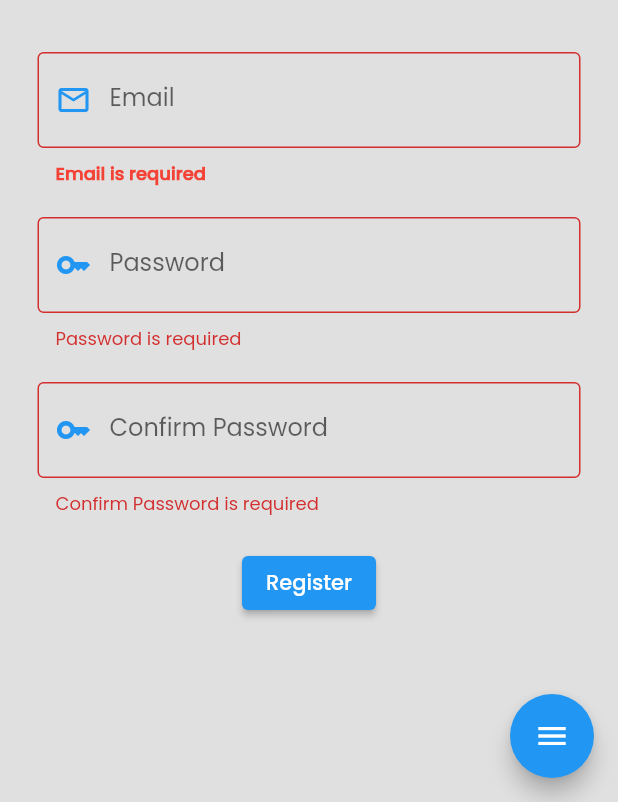
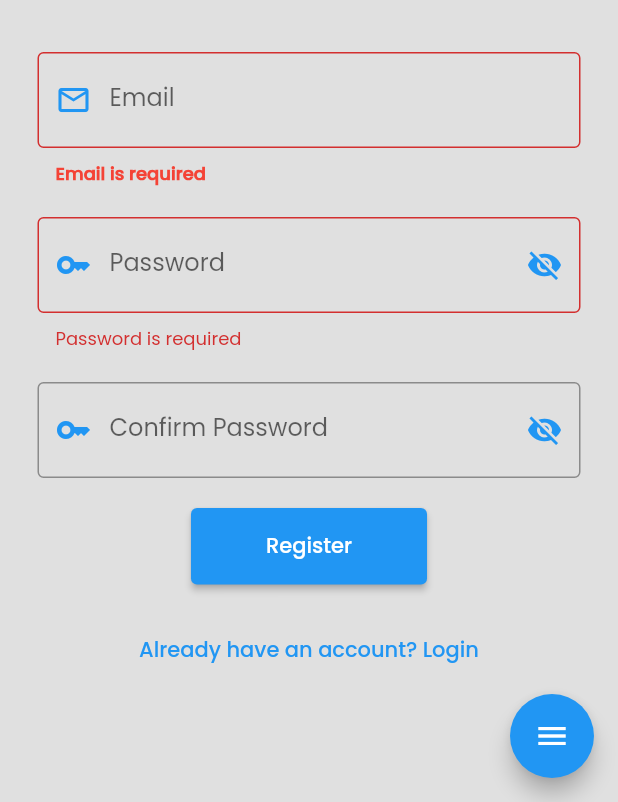
Before and after one commit to BrandonThomas84/gateway-fence-employee, a Flutter app: the RegisterScreen screen opened by its route, after a tap on "Register", on a phone screen of 412 x 824 dp, the part 434-1236 px from its top. Run offline on Flutter 3.47's test engine with Material 2 defaults, Android fonts, the light colour scheme and no system bars; our stand-ins replace firebase_auth, firebase_core, firebase_database, form_field_validator, geolocator, go_router; accounts and stored records are empty.

Commit message:
Adding navigation between register and login

```diff
--- a/lib/screens/register.dart
+++ b/lib/screens/register.dart
@@ -27,10 +27,12 @@ class _RegisterScreenState extends State<RegisterScreen> {
   late final _formkey = GlobalKey<FormState>();
   String _email = '';
   String _password = '';
+  bool _passwordVisible = false;
 
   // necessary for state comparison
   // ignore: unused_field
   String _confirmPassword = '';
+  bool _confirmPasswordVisible = false;
 
   @override
   void initState() {
@@ -91,8 +93,8 @@ class _RegisterScreenState extends State<RegisterScreen> {
                     ),
                     TextFormField(
                       decoration: const InputDecoration(
-                        hintText: 'Email',
                         labelText: 'Email',
+                        hintText: 'Enter your email address',
                         prefixIcon: Icon(
                           Icons.email_outlined,
                           color: AppColors.blue,
@@ -112,15 +114,28 @@ class _RegisterScreenState extends State<RegisterScreen> {
                     ),
                     const SizedBox(height: 20),
                     TextFormField(
-                      obscureText: true,
-                      decoration: const InputDecoration(
-                        hintText: 'Password',
+                      obscureText: !_passwordVisible,
+                      decoration: InputDecoration(
                         labelText: 'Password',
-                        prefixIcon: Icon(
+                        hintText: 'Enter a secure password',
+                        prefixIcon: const Icon(
                           Icons.key_outlined,
                           color: AppColors.blue,
                         ),
-                        border: OutlineInputBorder(),
+                        border: const OutlineInputBorder(),
+                        suffixIcon: IconButton(
+                          icon: Icon(
+                            _passwordVisible
+                                ? Icons.visibility
+                                : Icons.visibility_off,
+                            color: AppColors.blue,
+                          ),
+                          onPressed: () {
+                            setState(() {
+                              _passwordVisible = !_passwordVisible;
+                            });
+                          },
+                        ),
                       ),
                       validator: MultiValidator([
                         RequiredValidator(errorText: 'Password is required'),
@@ -137,27 +152,33 @@ class _RegisterScreenState extends State<RegisterScreen> {
                     ),
                     const SizedBox(height: 20),
                     TextFormField(
-                      obscureText: true,
-                      decoration: const InputDecoration(
-                        hintText: 'Confirm Password',
+                      obscureText: !_passwordVisible,
+                      decoration: InputDecoration(
                         labelText: 'Confirm Password',
-                        prefixIcon: Icon(
+                        hintText: 'Re-enter your password',
+                        prefixIcon: const Icon(
                           Icons.key_outlined,
                           color: AppColors.blue,
                         ),
-                        border: OutlineInputBorder(),
+                        border: const OutlineInputBorder(),
+                        suffixIcon: IconButton(
+                          icon: Icon(
+                            _confirmPasswordVisible
+                                ? Icons.visibility
+                                : Icons.visibility_off,
+                            color: AppColors.blue,
+                          ),
+                          onPressed: () {
+                            setState(() {
+                              _confirmPasswordVisible =
+                                  !_confirmPasswordVisible;
+                            });
+                          },
+                        ),
                       ),
                       validator: MultiValidator([
-                        RequiredValidator(
-                            errorText: 'Confirm Password is required'),
-                        MinLengthValidator(8,
-                            errorText:
-                                'Password must be at least 8 digits long'),
-                        PatternValidator(r'(?=.*?[#!@$%^&*-])',
-                            errorText:
-                                'Password must contain at least one special character'),
-                        ConfirmPasswordValidator(_password,
-                            errorText: 'Passwords do not match'),
+                        ConfirmPasswordValidator(_confirmPassword,
+                            errorText: 'Passwords do not match')
                       ]).call,
                       onChanged: (value) {
                         _confirmPassword = value;
@@ -165,6 +186,13 @@ class _RegisterScreenState extends State<RegisterScreen> {
                     ),
                     const SizedBox(height: 20),
                     ElevatedButton(
+                      style: ButtonStyle(
+                        backgroundColor:
+                            MaterialStateProperty.all(AppColors.blue),
+                        padding: MaterialStateProperty.all(
+                            const EdgeInsets.symmetric(
+                                horizontal: 50, vertical: 15)),
+                      ),
                       onPressed: () {
                         if (_formkey.currentState!.validate()) {
                           handleRegister().then((err) => {
@@ -179,6 +207,14 @@ class _RegisterScreenState extends State<RegisterScreen> {
                       },
                       child: const Text('Register'),
                     ),
+                    const SizedBox(height: 20),
+                    TextButton(
+                      onPressed: redirectToLogin,
+                      child: const Text(
+                        'Already have an account? Login',
+                        style: TextStyle(color: AppColors.blue),
+                      ),
+                    ),
                   ]),
                 ),
               ],
--- a/lib/widgets/sidebar/menu.dart
+++ b/lib/widgets/sidebar/menu.dart
@@ -6,10 +6,40 @@ import 'package:gateway_fence_employee/providers/current_route_provider.dart';
 
 import 'menu_item.dart';
 
+class MenutItemConfig {
+  final String title;
+  final IconData icon;
+  final String route;
+
+  MenutItemConfig({
+    required this.title,
+    required this.icon,
+    required this.route,
+  });
+}
+
 class Menu extends StatelessWidget {
-  const Menu({
+  Menu({
     super.key,
   });
+
+  final List<MenutItemConfig> secureItems = [
+    MenutItemConfig(
+      title: 'Time Card',
+      icon: Icons.timer_outlined,
+      route: '/time-card',
+    ),
+    MenutItemConfig(
+      title: 'Profile',
+      icon: Icons.person_2_outlined,
+      route: '/profile',
+    ),
+    MenutItemConfig(
+      title: 'Settings',
+      icon: Icons.settings_outlined,
+      route: '/settings',
+    ),
+  ];
 
   @override
   Widget build(BuildContext context) {
@@ -34,33 +64,16 @@ class Menu extends StatelessWidget {
                 isActive: GoRouterState.of(context).fullPath == '/',
               ),
               if (isAuthenticated)
-                MenuItem(
-                  title: 'Time Card',
-                  icon: Icons.timer_outlined,
-                  onTap: () {
-                    Provider.of<CurrentRouteProvider>(context, listen: false)
-                        .setCurrentRoute('/time-card', context);
-                  },
-                  isActive: GoRouterState.of(context).fullPath == '/time-card',
-                ),
-                MenuItem(
-                  title: 'Profile',
-                  icon: Icons.person_2_outlined,
-                  onTap: () {
-                    Provider.of<CurrentRouteProvider>(context, listen: false)
-                        .setCurrentRoute('/profile', context);
-                  },
-                  isActive: GoRouterState.of(context).fullPath == '/profile',
-                ),
-                MenuItem(
-                  title: 'Settings',
-                  icon: Icons.settings_outlined,
-                  onTap: () {
-                    Provider.of<CurrentRouteProvider>(context, listen: false)
-                        .setCurrentRoute('/settings', context);
-                  },
-                  isActive: GoRouterState.of(context).fullPath == '/settings',
-                ),
+                for (MenutItemConfig item in secureItems)
+                  MenuItem(
+                    title: item.title,
+                    icon: item.icon,
+                    onTap: () {
+                      Provider.of<CurrentRouteProvider>(context, listen: false)
+                          .setCurrentRoute(item.route, context);
+                    },
+                    isActive: GoRouterState.of(context).fullPath == item.route,
+                  )
             ],
           ),
           Align(
--- a/lib/widgets/sidebar/sidebar.dart
+++ b/lib/widgets/sidebar/sidebar.dart
@@ -15,9 +15,9 @@ class Sidebar extends StatelessWidget {
       child: Container(
         width: MediaQuery.of(context).size.width * .75,
         color: AppColors.white,
-        child: const Column(
+        child: Column(
           children: [
-            Header(),
+            const Header(),
             Menu(),
           ],
         ),
```
Also changed, not shown: lib/screens/login.dart (+26 -5 lines).
